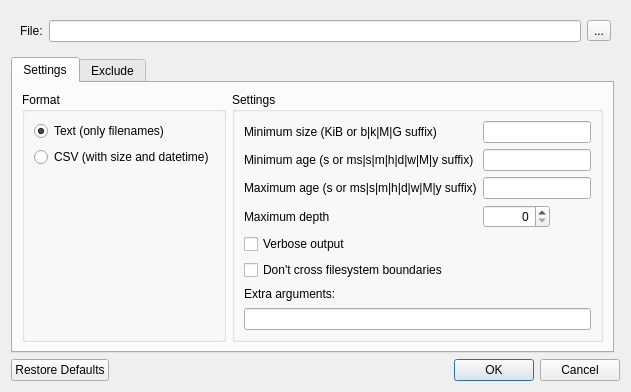
Above: src/export_dialog.ui from SysAdminDoc/RcloneBrowserNG before the change. Below: the same form after it.
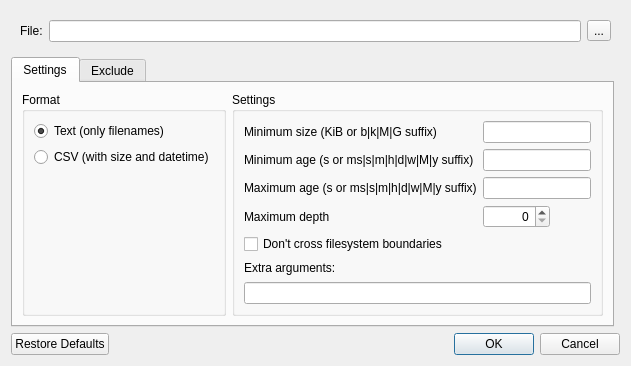
That is the form after the change.

Commit message:
Removed verbose output checkbox from export
This option is on by default for long time now

The edit to the form file:
```diff
--- a/src/export_dialog.ui
+++ b/src/export_dialog.ui
@@ -219,13 +219,6 @@
             </property>
            </widget>
           </item>
-          <item row="4" column="0" colspan="2">
-           <widget class="QCheckBox" name="checkVerbose">
-            <property name="text">
-             <string>Verbose output</string>
-            </property>
-           </widget>
-          </item>
          </layout>
         </widget>
        </item>
```
Left out of the diff: 1 changed line with no effect on the pictures. The commit also changes 1 other file.
